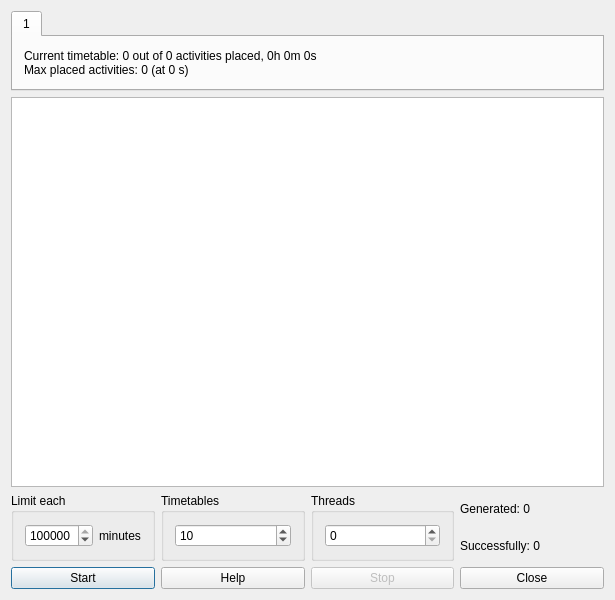
Before: the Qt Designer form fet/src/interface/timetablegeneratemultipleform_template.ui in vonmecheln/fet, drawn with Qt 5.
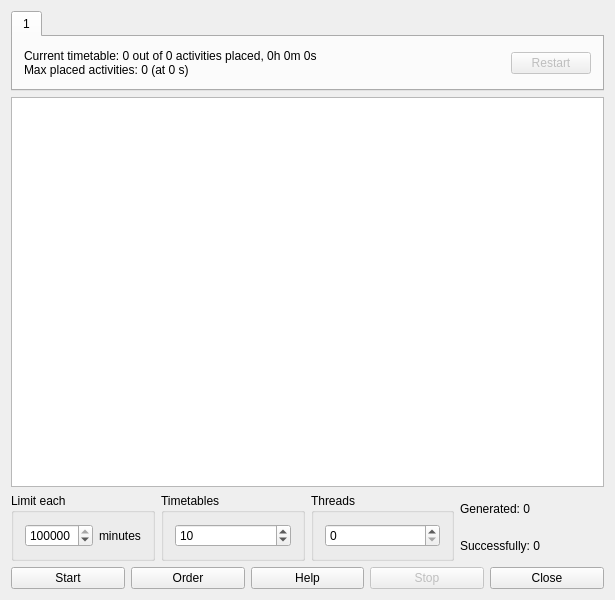
After: the same form once the commit is applied.

Diff of the .ui file:
```diff
--- a/fet/src/interface/timetablegeneratemultipleform_template.ui
+++ b/fet/src/interface/timetablegeneratemultipleform_template.ui
@@ -34,8 +34,6 @@
       </attribute>
       <layout class="QGridLayout" name="gridLayout_4">
        <item row="0" column="0">
-        <layout class="QVBoxLayout" name="verticalLayout">
-         <item>
           <widget class="QLabel" name="textLabel">
            <property name="text">
             <string>Current timetable: 0 out of 0 activities placed, 0h 0m 0s
@@ -43,7 +41,21 @@
            </property>
           </widget>
          </item>
-        </layout>
+       <item row="0" column="1">
+        <widget class="QPushButton" name="pushButton">
+         <property name="enabled">
+          <bool>false</bool>
+         </property>
+         <property name="sizePolicy">
+          <sizepolicy hsizetype="Fixed" vsizetype="Fixed">
+           <horstretch>0</horstretch>
+           <verstretch>0</verstretch>
+          </sizepolicy>
+         </property>
+         <property name="text">
+          <string>Restart</string>
+         </property>
+        </widget>
        </item>
       </layout>
      </widget>
@@ -156,6 +168,13 @@
        </property>
       </widget>
      </item>
+     <item>
+      <widget class="QPushButton" name="seeInitialOrderPushButton">
+       <property name="text">
+        <string comment="It means 'View initial order of placing the activities', but we need to make it very short.">Order</string>
+       </property>
+      </widget>
+     </item>
      <item>
       <widget class="QPushButton" name="helpPushButton">
        <property name="text">
```
Lines whose indentation alone changed are shown as unchanged.
